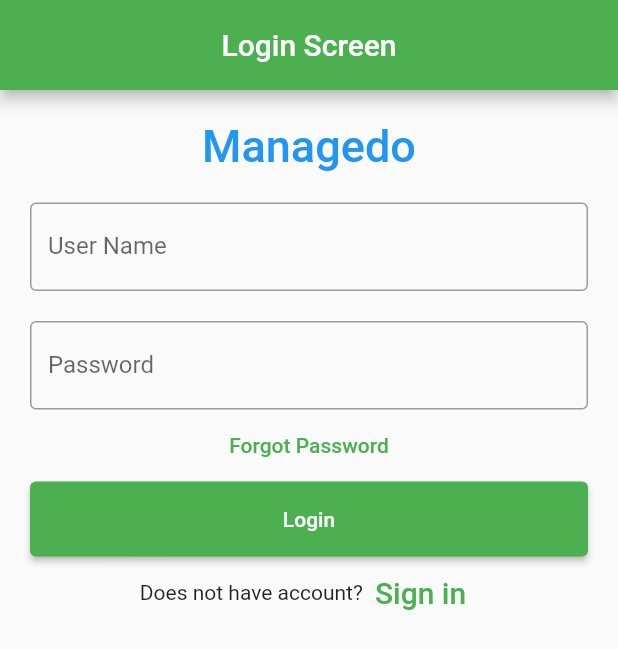
After one commit to Ainal-Farhan/Managedo, a Flutter app: the LoginScreen screen opened directly, on a phone screen of 412 x 824 dp. The commit adds this screen. Shown: the top 649 px of the screen. Run offline on Flutter 3.47's test engine with Material 2 defaults, Android fonts, the phone set to English and light mode, and no system bars; our stand-ins replace charts_flutter, get_it, scroll_snap_list.

Commit message:
Login Screen

```diff
--- a/lib/main.dart
+++ b/lib/main.dart
@@ -1,4 +1,5 @@
 import 'package:flutter/material.dart';
+import 'package:managedo_mobile_app/screens/LoginScreen/LoginScreenView.dart';
 // import 'package:managedo_mobile_app/test/rest/rest_test.dart';
 
 import './app/dependencies.dart' as dependency;
@@ -15,6 +16,7 @@ void main() {
       title: 'Managedo',
       debugShowCheckedModeBanner: false,
       theme: ThemeData(primarySwatch: Colors.green),
+      home: LoginScreen(),
       initialRoute: router.allScreenRoute,
       onGenerateRoute: router.createRoute,
     ),
--- /dev/null
+++ b/lib/screens/LoginScreen/LoginScreenView.dart
@@ -0,0 +1,97 @@
+import 'package:flutter/material.dart';
+
+import 'components/bar.dart';
+//import '../view.dart';
+//import './Login_viewmodel.dart';
+
+class LoginScreen extends StatefulWidget {
+  static Route<dynamic> route() =>
+      MaterialPageRoute(builder: (_) => LoginScreen());
+
+  @override
+  LoginState createState() => LoginState();
+}
+
+class LoginState extends State<LoginScreen> {
+  TextEditingController nameController = TextEditingController();
+  TextEditingController passwordController = TextEditingController();
+
+  @override
+  Widget build(BuildContext context) {
+    return Scaffold(
+        appBar: Bar(),
+        body: Padding(
+            padding: EdgeInsets.all(10),
+            child: ListView(
+              children: <Widget>[
+                Container(
+                    alignment: Alignment.center,
+                    padding: EdgeInsets.all(10),
+                    child: Text(
+                      'Managedo',
+                      style: TextStyle(
+                          color: Colors.blue,
+                          fontWeight: FontWeight.w500,
+                          fontSize: 30),
+                    )),
+                Container(
+                  padding: EdgeInsets.all(10),
+                  child: TextField(
+                    controller: nameController,
+                    decoration: InputDecoration(
+                      border: OutlineInputBorder(),
+                      labelText: 'User Name',
+                    ),
+                  ),
+                ),
+                Container(
+                  padding: EdgeInsets.fromLTRB(10, 10, 10, 0),
+                  child: TextField(
+                    obscureText: true,
+                    controller: passwordController,
+                    decoration: InputDecoration(
+                      border: OutlineInputBorder(),
+                      labelText: 'Password',
+                    ),
+                  ),
+                ),
+                TextButton(
+                  onPressed: (){
+                    //forgot password screen
+                  },
+                  //textColor: Colors.blue,
+                  child: Text('Forgot Password'),
+                ),
+                Container(
+                    height: 50,
+                    padding: EdgeInsets.fromLTRB(10, 0, 10, 0),
+                    child: ElevatedButton(
+                      //textColor: Colors.white,
+                      //color: Colors.blue,
+                      child: Text('Login'),
+                      onPressed: () {
+                        print(nameController.text);
+                        print(passwordController.text);
+                      },
+                    )),
+                Container(
+                    child: Row(
+                      children: <Widget>[
+                        Text('Does not have account?'),
+                        TextButton(
+                          //textColor: Colors.blue,
+                          child: Text(
+                            'Sign in',
+                            style: TextStyle(fontSize: 20),
+                          ),
+                          onPressed: () {
+                            //signup screen
+                          },
+                        )
+                      ],
+                      mainAxisAlignment: MainAxisAlignment.center,
+                    ))
+              ],
+            )));
+  }
+}
--- /dev/null
+++ b/lib/screens/LoginScreen/Login_viewmodel.dart
@@ -0,0 +1,3 @@
+import '../viewmodel.dart';
+
+class ExampleViewmodel extends Viewmodel {}
--- /dev/null
+++ b/lib/screens/LoginScreen/components/bar.dart
@@ -0,0 +1,17 @@
+import 'package:flutter/material.dart';
+import 'package:flutter/widgets.dart';
+
+class Bar extends StatelessWidget implements PreferredSizeWidget {
+  @override
+  Size get preferredSize => Size.fromHeight(60.0);
+
+  @override
+  Widget build(BuildContext context) {
+    return AppBar(
+      leading: Container(),
+      title: Text('Login Screen'),
+      toolbarHeight: MediaQuery.of(context).size.height * 0.1,
+      centerTitle: true,
+    );
+  }
+}
```
